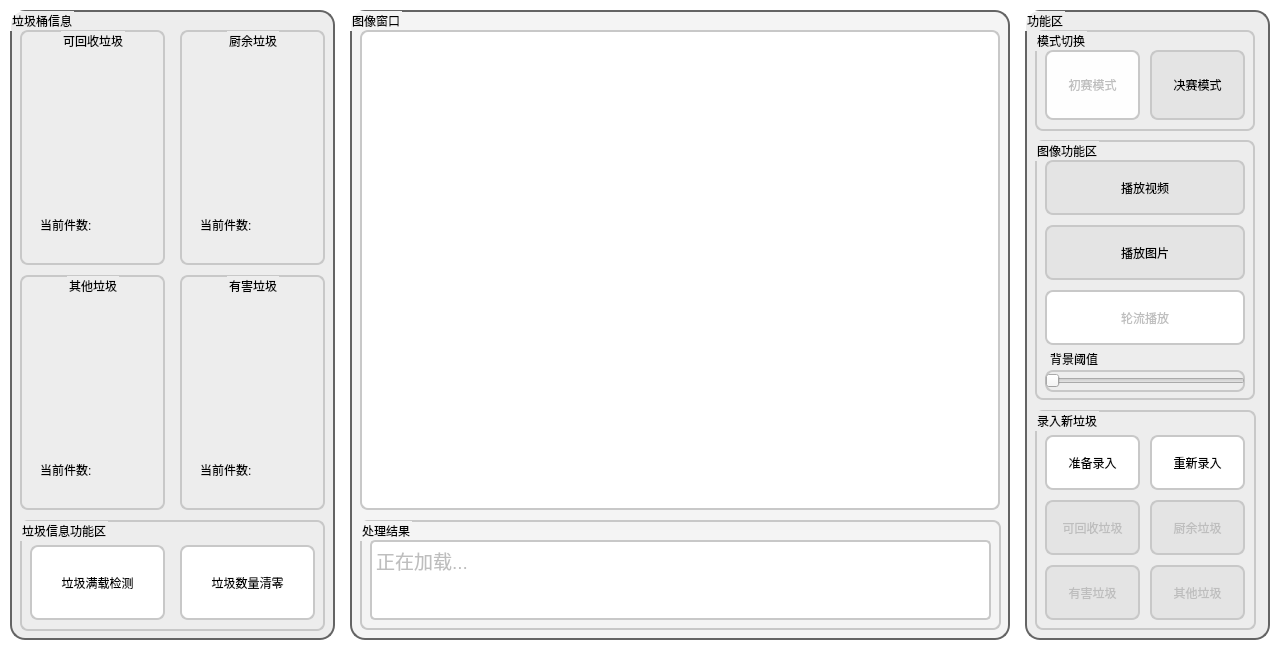
First picture: the form in Software/QtUI/mainwindow.ui, repository h13-0/Garbage-Classification, before the edit.
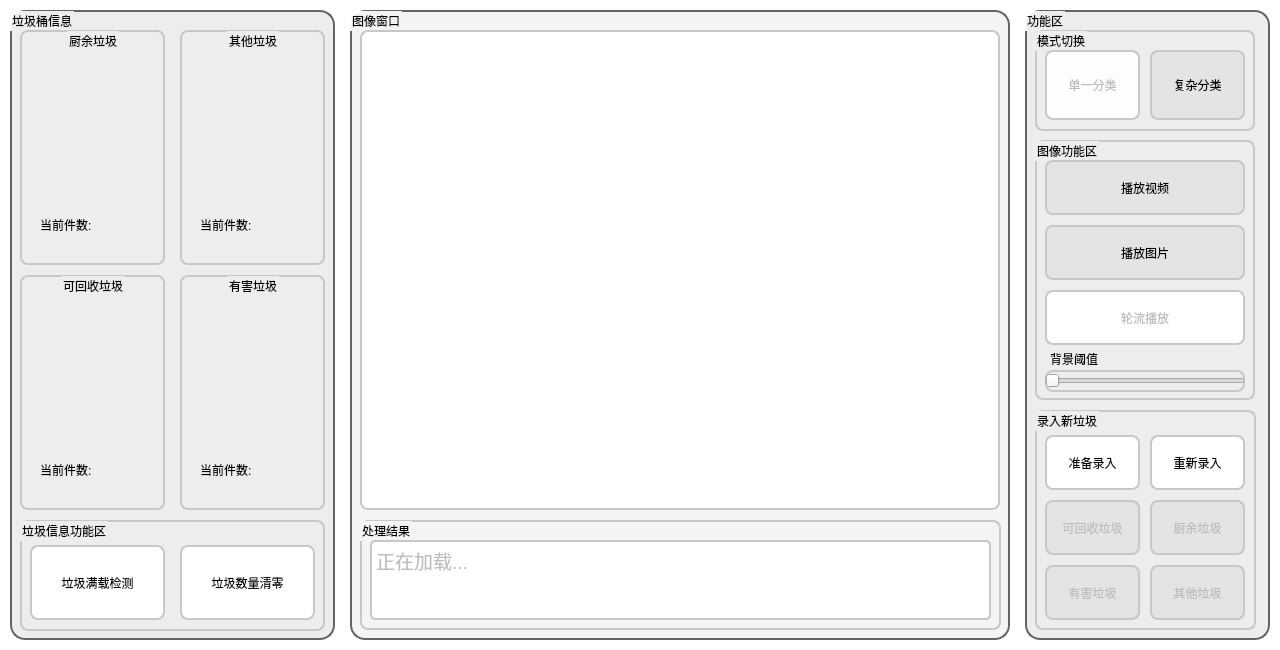
Second picture: the form after the edit. Icons and pictures are not drawn.

Commit message:
完成单分类逻辑, 将传送带的步进电机移入定时器, 增加图像预处理功能, 增加Linux启动脚本, 为Jetson Nano增加默认串口值
已知问题: Slave的部分操作存在线程安全问题

Diff of the .ui file:
```diff
--- a/Software/QtUI/mainwindow.ui
+++ b/Software/QtUI/mainwindow.ui
@@ -155,7 +155,7 @@
      <property name="geometry">
       <rect>
        <x>10</x>
-       <y>20</y>
+       <y>265</y>
        <width>145</width>
        <height>235</height>
       </rect>
@@ -270,8 +270,8 @@
     <widget class="QGroupBox" name="groupBox_6">
      <property name="geometry">
       <rect>
-       <x>10</x>
-       <y>265</y>
+       <x>170</x>
+       <y>20</y>
        <width>145</width>
        <height>235</height>
       </rect>
@@ -328,7 +328,7 @@
     <widget class="QGroupBox" name="groupBox_7">
      <property name="geometry">
       <rect>
-       <x>170</x>
+       <x>10</x>
        <y>20</y>
        <width>145</width>
        <height>235</height>
@@ -612,7 +612,7 @@
        <string notr="true">background-color: #FEFEFE;</string>
       </property>
       <property name="text">
-       <string>初赛模式</string>
+       <string>单一分类</string>
       </property>
      </widget>
      <widget class="QPushButton" name="FinalMode">
@@ -628,7 +628,7 @@
        <string notr="true">background-color: #E4E4E4;</string>
       </property>
       <property name="text">
-       <string>决赛模式</string>
+       <string>复杂分类</string>
       </property>
      </widget>
     </widget>
```
The commit also changes 19 other files.
